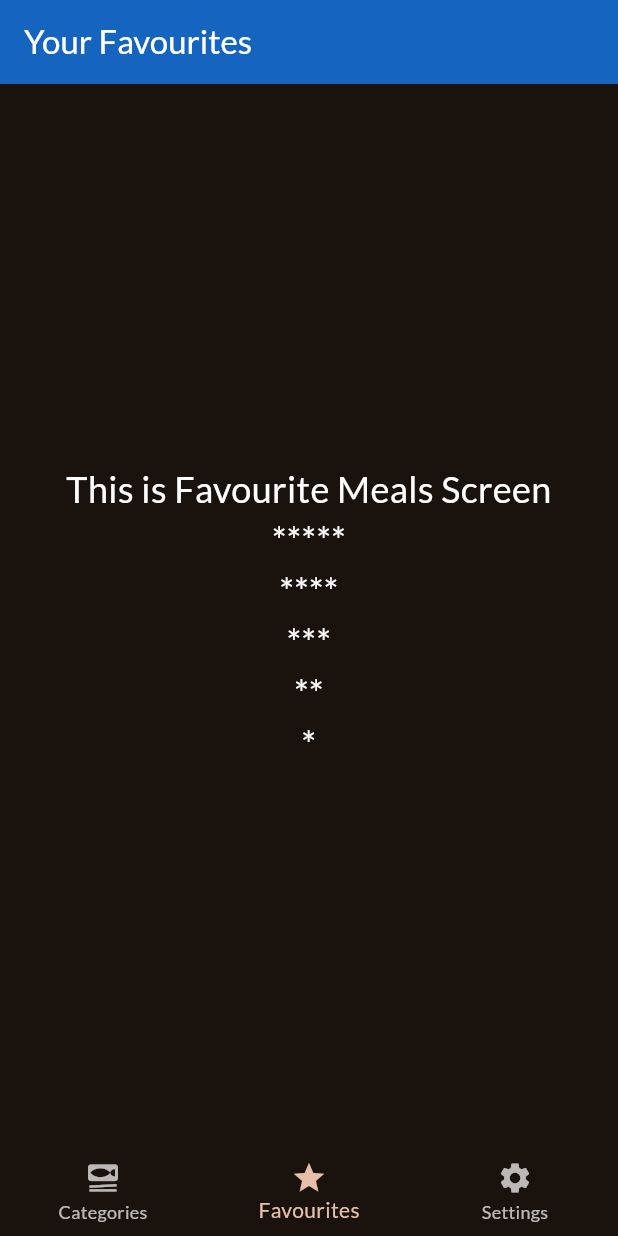
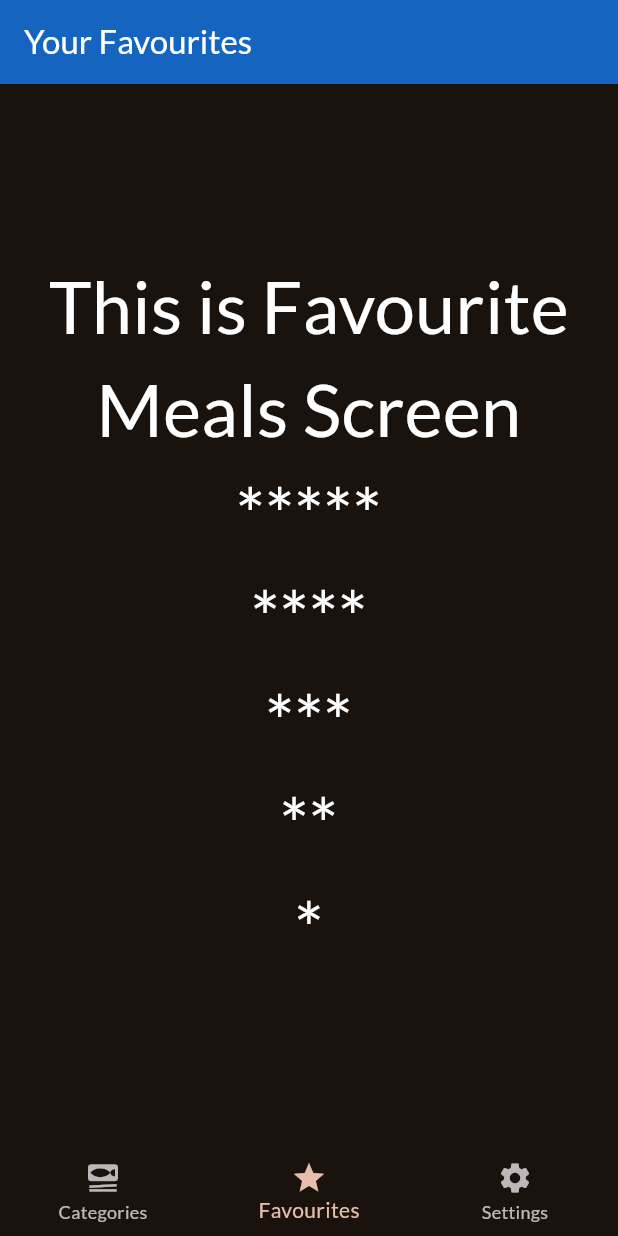
Before and after one commit to qaisershameer/nexus_meal_getx, a Flutter app: the screen it shows after launch, item 2 of the bottom bar chosen, on a phone screen of 412 x 824 dp. Run offline on Flutter 3.47's test engine with Material 3 defaults, Android fonts, the phone set to English and light mode, and no system bars; our stand-ins replace get, google_fonts, transparent_image.

Commit message:
Apr 05 Home.

```diff
--- /dev/null
+++ b/lib/custom_widgets/bottom_navigation_bar.dart
@@ -0,0 +1,30 @@
+import 'package:flutter/material.dart';
+import '../controllers/home_controller.dart';
+
+class UBottomNavigationBar extends StatelessWidget {
+  const UBottomNavigationBar({super.key, required this.controller});
+
+  final HomeScreenController controller;
+
+  @override
+  Widget build(BuildContext context) {
+    return BottomNavigationBar(
+
+        onTap: controller.selectPage,
+        currentIndex: controller.selectedPageIndex.value,
+
+        /// Pages List
+        items: [
+
+          /// Page 01 Categories
+          BottomNavigationBarItem(label: 'Categories', icon: Icon(Icons.set_meal)),
+
+          /// Page 02 Favourites
+          BottomNavigationBarItem(label: 'Favourites', icon: Icon(Icons.star)),
+
+          /// Page 03 Settings
+          BottomNavigationBarItem(label: 'Settings', icon: Icon(Icons.settings)),
+
+        ]);
+  }
+}
--- a/lib/custom_widgets/category_grid_item.dart
+++ b/lib/custom_widgets/category_grid_item.dart
@@ -11,7 +11,7 @@ class CategoryGridItem extends StatelessWidget {
   @override
   Widget build(BuildContext context) {
     return InkWell(
-      onTap: () {},
+      onTap: onSelectCategory,
       child: Container(
 
         /// Container Decoration
--- a/lib/custom_widgets/meal_item.dart
+++ b/lib/custom_widgets/meal_item.dart
@@ -75,7 +75,7 @@ class MealItem extends StatelessWidget {
                         /// Complexity
                         MealItemRow(
                             icon: Icons.work,
-                            label: meal.complexity.name.toString().toUpperCase()),
+                            label: meal.complexity.name.toString()),
 
                         /// Gap
                         SizedBox(width: 12.0),
@@ -83,7 +83,7 @@ class MealItem extends StatelessWidget {
                         /// Affordability
                         MealItemRow(
                             icon: Icons.attach_money,
-                            label: meal.affordability.name.toString().toUpperCase())
+                            label: meal.affordability.name.toString())
                       ],
                     )
                   ],
--- a/lib/views/home_screen.dart
+++ b/lib/views/home_screen.dart
@@ -3,6 +3,7 @@ import 'package:flutter/material.dart';
 import 'package:todo_getx/views/topics/counter_screen.dart';
 
 import '../controllers/home_controller.dart';
+import '../custom_widgets/bottom_navigation_bar.dart';
 import 'meals/categories_screen.dart';
 import 'meals/favourite_screen.dart';
 
@@ -33,23 +34,7 @@ class HomeScreen extends StatelessWidget {
             backgroundColor: Colors.blue.shade800,
           ),
           body: activeScreen,
-          bottomNavigationBar: BottomNavigationBar(
-              onTap: controller.selectPage,
-              currentIndex: controller.selectedPageIndex.value,
-              items: [
-                BottomNavigationBarItem(
-                  label: 'Categories',
-                  icon: Icon(Icons.set_meal),
-                ),
-                BottomNavigationBarItem(
-                  label: 'Favourites',
-                  icon: Icon(Icons.star),
-                ),
-                BottomNavigationBarItem(
-                  label: 'Settings',
-                  icon: Icon(Icons.settings),
-                ),
-              ]),
+          bottomNavigationBar: UBottomNavigationBar(controller: controller),
         );
       },
     );
--- a/lib/views/meals/favourite_screen.dart
+++ b/lib/views/meals/favourite_screen.dart
@@ -10,7 +10,7 @@ class FavouriteScreen extends StatelessWidget {
         child: Text(
           'This is Favourite Meals Screen\n*****\n****\n***\n**\n*',
           textAlign: TextAlign.center,
-          style: TextStyle(fontSize: 24, color: Colors.white),
+          style: TextStyle(fontSize: 48, color: Colors.white),
         ),
       ),
     );
```
Also changed, not shown: lib/custom_widgets/meal_heading.dart (added, +15 -0 lines), lib/custom_widgets/meal_sub_title.dart (added, +24 -0 lines), lib/views/meals/categories_screen.dart (+10 -7 lines), lib/views/meals/meal_detail_screen.dart (+25 -5 lines), lib/views/meals/meals_screen.dart (+2 -9 lines).
